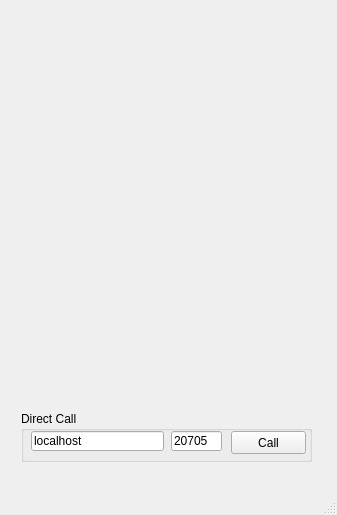
First picture: the form in Babel/babel.ui, repository RemiGuillard/Troll-Babel, before the edit.
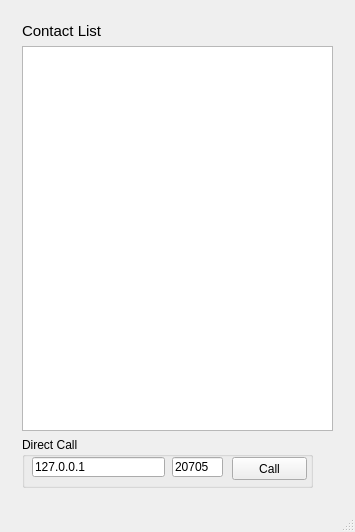
Second picture: the form after the edit. Icons and pictures are not drawn.

Patch:
```diff
--- a/Babel/babel.ui
+++ b/Babel/babel.ui
@@ -6,8 +6,8 @@
    <rect>
     <x>0</x>
     <y>0</y>
-    <width>325</width>
-    <height>515</height>
+    <width>347</width>
+    <height>532</height>
    </rect>
   </property>
   <property name="windowTitle">
@@ -433,15 +433,36 @@
        <property name="contextMenuPolicy">
         <enum>Qt::DefaultContextMenu</enum>
        </property>
+       <layout class="QGridLayout" name="gridLayout_4">
+        <item row="0" column="0">
+         <widget class="QLabel" name="label">
+          <property name="text">
+           <string>&lt;!DOCTYPE HTML PUBLIC &quot;-//W3C//DTD HTML 4.0//EN&quot; &quot;http://www.w3.org/TR/REC-html40/strict.dtd&quot;&gt;
+&lt;html&gt;&lt;head&gt;&lt;meta name=&quot;qrichtext&quot; content=&quot;1&quot; /&gt;&lt;style type=&quot;text/css&quot;&gt;
+p, li { white-space: pre-wrap; }
+&lt;/style&gt;&lt;/head&gt;&lt;body style=&quot; font-family:'MS Shell Dlg 2'; font-size:8.25pt; font-weight:400; font-style:normal;&quot;&gt;
+&lt;p style=&quot; margin-top:0px; margin-bottom:0px; margin-left:0px; margin-right:0px; -qt-block-indent:0; text-indent:0px;&quot;&gt;&lt;span style=&quot; font-size:11pt;&quot;&gt;Contact List&lt;/span&gt;&lt;/p&gt;&lt;/body&gt;&lt;/html&gt;</string>
+          </property>
+         </widget>
+        </item>
+        <item row="1" column="0">
+         <widget class="QListView" name="listView">
+          <property name="minimumSize">
+           <size>
+            <width>311</width>
+            <height>371</height>
+           </size>
+          </property>
+          <property name="maximumSize">
+           <size>
+            <width>16777215</width>
+            <height>16777215</height>
+           </size>
+          </property>
+         </widget>
+        </item>
+        <item row="2" column="0">
        <widget class="QGroupBox" name="DirectCall">
-        <property name="geometry">
-         <rect>
-          <x>10</x>
-          <y>400</y>
-          <width>291</width>
-          <height>51</height>
-         </rect>
-        </property>
         <property name="minimumSize">
          <size>
           <width>291</width>
@@ -493,10 +514,12 @@
           </rect>
          </property>
          <property name="text">
-          <string>localhost</string>
+            <string>127.0.0.1</string>
          </property>
         </widget>
        </widget>
+        </item>
+       </layout>
       </widget>
       <widget class="QWidget" name="Calling">
        <layout class="QGridLayout" name="gridLayout_7">
```
Left out of the diff: 2 changed lines with no effect on the pictures. Lines whose indentation alone changed are shown as unchanged.
